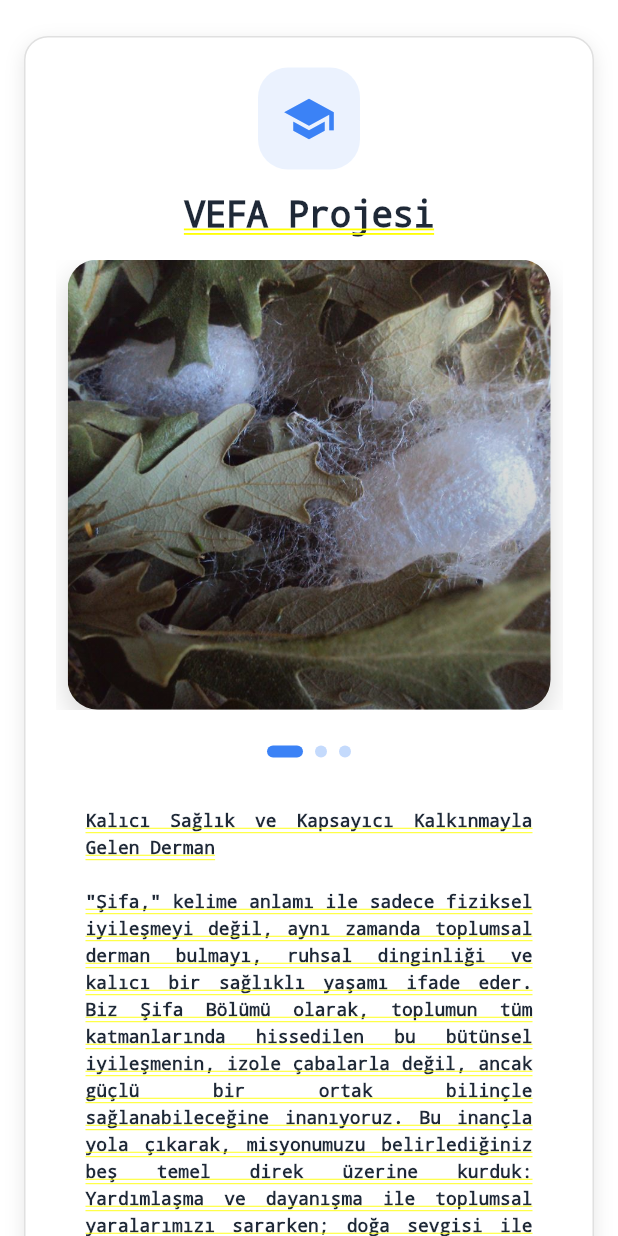
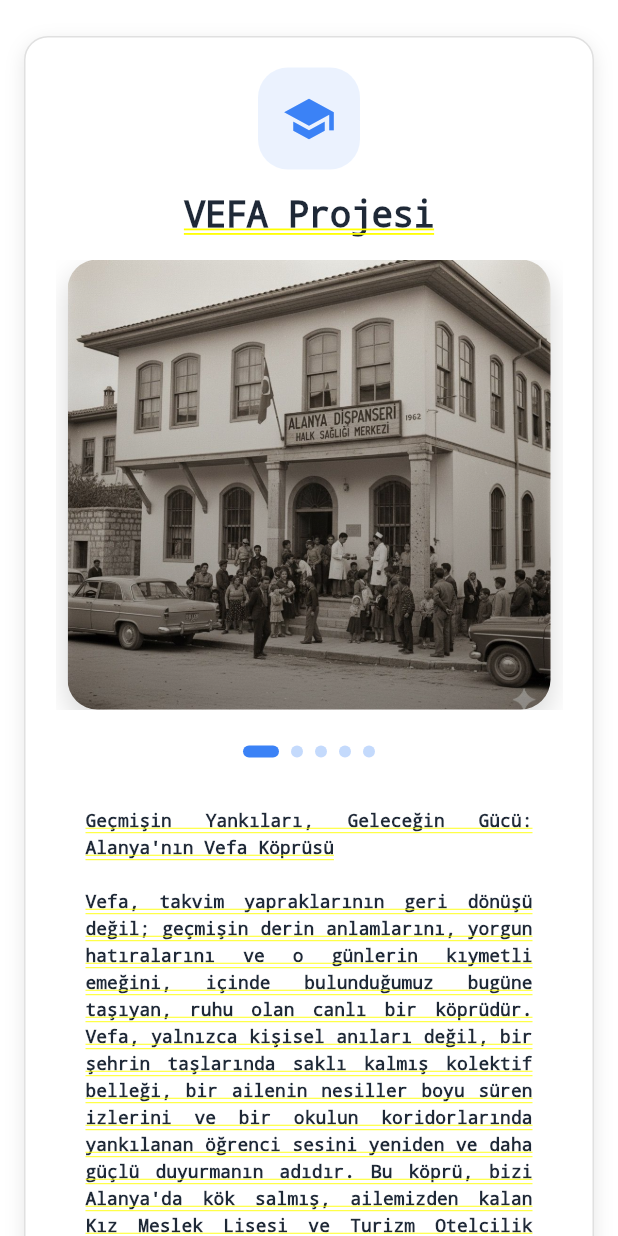
Before and after one commit to yusufftncy/seboagence, a Flutter app: the _VefaDetailContent screen opened directly, on a phone screen of 412 x 824 dp. Run offline on Flutter 3.47's test engine with Material 3 defaults, Android fonts, the phone set to English and light mode, and no system bars; our stand-ins replace flutter_riverpod, google_fonts.

Commit message:
VEFA sayfasÄ± gÃ¼ncellemeleri: slider fotoÄŸraflarÄ± eklendi, Dr. Ali NazÄ±m KÃ¶seoÄŸlu fotoÄŸrafÄ± ve iÃ§erikler gÃ¼ncellendi

```diff
--- a/lib/presentation/pages/vefa_detail_page.dart
+++ b/lib/presentation/pages/vefa_detail_page.dart
@@ -72,7 +72,7 @@ class _VefaDetailContent extends StatelessWidget {
                         child: ClipRRect(
                           borderRadius: BorderRadius.circular(20),
                           child: Image.asset(
-                            'assets/images/sifa2.jpg',
+                            'assets/images/vefa4.jpg',
                             fit: BoxFit.contain,
                           ),
                         ),
@@ -178,7 +178,7 @@ class _HeroSection extends StatelessWidget {
                       : 160.0,
                 ),
                 child: Text(
-                  'Kalıcı Sağlık ve Kapsayıcı Kalkınmayla Gelen Derman\n\n"Şifa," kelime anlamı ile sadece fiziksel iyileşmeyi değil, aynı zamanda toplumsal derman bulmayı, ruhsal dinginliği ve kalıcı bir sağlıklı yaşamı ifade eder. Biz Şifa Bölümü olarak, toplumun tüm katmanlarında hissedilen bu bütünsel iyileşmenin, izole çabalarla değil, ancak güçlü bir ortak bilinçle sağlanabileceğine inanıyoruz. Bu inançla yola çıkarak, misyonumuzu belirlediğiniz beş temel direk üzerine kurduk: Yardımlaşma ve dayanışma ile toplumsal yaralarımızı sararken; doğa sevgisi ile yaşam kaynağımızı koruyor; kadın gücünü merkeze alarak toplumsal dönüşümü hızlandırıyor ve tüm bu unsurların birleşimiyle kapsayıcı ve sürdürülebilir kalkınmayı hedefliyoruz. Amacımız, sadece anlık çözümler sunmak değil, gelecek nesillere onurlu, sağlıklı ve derman bulmuş bir yaşam vaat eden, köklü bir etki yaratmaktır.',
+                  'Geçmişin Yankıları, Geleceğin Gücü: Alanya\'nın Vefa Köprüsü\n\nVefa, takvim yapraklarının geri dönüşü değil; geçmişin derin anlamlarını, yorgun hatıralarını ve o günlerin kıymetli emeğini, içinde bulunduğumuz bugüne taşıyan, ruhu olan canlı bir köprüdür. Vefa, yalnızca kişisel anıları değil, bir şehrin taşlarında saklı kalmış kolektif belleği, bir ailenin nesiller boyu süren izlerini ve bir okulun koridorlarında yankılanan öğrenci sesini yeniden ve daha güçlü duyurmanın adıdır. Bu köprü, bizi Alanya\'da kök salmış, ailemizden kalan Kız Meslek Lisesi ve Turizm Otelcilik Okulu\'nda yetişen gençlerin sadece bir meslek edinme değil, aynı zamanda bir karakter inşa etme serüvenlerine odaklanmaya davet ediyor. Bu hikâyeler, vefanın sadece hatıralara değil, aynı zamanda geleceğe duyulan güçlü inanca işaret ettiğini kanıtlar niteliktedir.',
                   style: TextStyle(
                     color: const Color(0xFF1F2937),
                     fontSize: isMobile
@@ -224,7 +224,7 @@ class _HeroSection extends StatelessWidget {
                   ],
                 ),
                 child: Text(
-                  '"Her ilmekte umut, her lifte yeniden doğuş."',
+                  '"Geçmişin yankıları, geleceğin gücü olur."',
                   style: TextStyle(
                     color: const Color(0xFF1F2937),
                     fontSize: isMobile
@@ -280,7 +280,7 @@ class _HeroSection extends StatelessWidget {
                       : 160.0,
                 ),
                 child: Text(
-                  'Kadim Bir Mirasın İyileştiren Dokunuşu\n\nHatay\'ın zengin kültürel mirasının bir parçası olan ipek böcekçiliği, nesilden nesile aktarılan kadim bir sanattır. Özellikle Barış İpeği, ipek böceklerinin kozalarını terk ettikten sonra toplanan ve bu sayede canlı yaşam döngüsüne saygı duyan eşsiz bir üretim modelini temsil eder. Bu ipek, sadece bir kumaş malzemesi değil, aynı zamanda bölgenin direncini, sabrını ve doğayla uyum içinde yaşama felsefesini simgeler. Deprem felaketinin ardından bu geleneği yaşatma çabası, kültürel mirasın sadece binalardan ibaret olmadığını, aynı zamanda insan emeğinde ve hikâyelerde saklı olduğunu bir kez daha gözler önüne sermektedir.',
+                  '🧵 Üretmek: Bir Meslekten Öte, Bir Karakter Manifestosu\n\nOkullarımızda "üretmek" kavramı, dar anlamıyla bir beceri öğrenme eyleminin çok ötesinde, felsefi bir derinlik taşır. O, dürüstlüğü, meslek ahlakını, disiplini, sorumluluğu ve özgüveni ilmek ilmek dokuyan, adeta bir karakter manifestosudur. Gençlerimiz, özellikle de genç kadınlarımız, burada sadece mutfak, otelcilik veya el sanatları gibi meslekleri öğrenmezler; onlar, kendi emekleriyle, alın terleriyle hayata tutunmanın onurunu ve kimseye bağlı kalmamanın gücünü keşfederler. Bu üretim kültürü, onlara sadece ekonomik bağımsızlık kazandırmakla kalmaz, aynı zamanda zorluklar karşısında yılmama, çözüm odaklı olma ve çevreleri için de değer yaratma yetisi kazandırır.',
                   style: TextStyle(
                     color: const Color(0xFF1F2937),
                     fontSize: isMobile
@@ -347,7 +347,7 @@ class _HeroSection extends StatelessWidget {
 
                     // Başlık
                     Text(
-                      'El Birliğiyle Gelen Derman: Yardımlaşma ve Dayanışma',
+                      '🧭 Bir Kentin Nazımı: Dedemizin Mirası ve Süreklilik Anlayışı',
                       style: TextStyle(
                         color: const Color(0xFF1F2937),
                         fontSize: isMobile
@@ -365,7 +365,7 @@ class _HeroSection extends StatelessWidget {
 
                     // Metin içeriği
                     Text(
-                      'Toplumsal Şifa, ancak birbirimize omuz verdiğimizde mümkündür. Bir toplumun yaralarını sarması, zorluklar karşısında kurduğu güçlü dayanışma köprüleriyle başlar. Biz, bu bölümde gönüllülük ruhunu ve karşılıksız desteği en önde tutuyoruz. İhtiyaç sahiplerine uzanan her el, toplumsal bağlarımızı güçlendiren ve yaralarımızı saran birer derman kaynağıdır. Birlikte hareket etme bilinciyle, toplumsal iyileşme sürecimizi hızlandırıyoruz.',
+                      'Dr. Ali Nazım Köseoğlu (1911-1997), Alanya\'da doğmuş, İstanbul Tıp Fakültesi mezunu ve Marmara Hastanesi\'nin kurucusu olan önemli bir şahsiyettir. Doğduğu şehir Alanya\'ya duyduğu büyük sevgi ile Alantur Otel\'in kurulması, Alanyaspor\'un kurucuları arasında yer alması ve eğitim alanındaki katkıları ile şehrin modernleşmesinde kilit rol oynamıştır.',
                       style: TextStyle(
                         color: const Color(0xFF1F2937),
                         fontSize: isMobile
@@ -434,7 +434,7 @@ class _HeroSection extends StatelessWidget {
 
                     // Başlık
                     Text(
-                      'Doğanın İyileştirici Gücü: Ekolojik Şifa',
+                      '📜 Sayfalarımızda Yaşayacak Olanlar: Belleğin Kayıtları',
                       style: TextStyle(
                         color: const Color(0xFF1F2937),
                         fontSize: isMobile
@@ -452,7 +452,7 @@ class _HeroSection extends StatelessWidget {
 
                     // Metin içeriği
                     Text(
-                      'Kalıcı sağlık ve derman, temiz ve dengeli bir çevrede mümkündür. Doğanın mucizevi ve iyileştirici gücünün farkındayız. Bu nedenle, çevreye duyarlı, sürdürülebilir yaklaşımları benimseyerek doğal kaynaklarımızı koruyoruz. Doğa ile uyum içinde yaşamak, hem bedenimize hem de ruhumuza Şifa veren en temel kaynaktır. Ekolojik dengeyi gözeterek, gelecek nesillere daha sağlıklı bir çevre mirası bırakmayı hedefliyoruz.',
+                      'Bu sarsılmaz vefa duygusu ve sorumlulukla oluşturduğumuz bu özel bölüm, bir dijital bellek alanı, bir hatıra sandığı olarak tasarlanmıştır. Amacımız, sadece bilgi vermek değil, aynı zamanda ruhu hissettirmektir. Bu sayfalarda şunlar yer alacak ve sürekli güncel tutulacaktır:\n\n• "Bir Kentin Nazımı" Özel Alanı: Dedemiz Ali Nazım Köseoğlu\'nun hayatına, topluma katkılarına, bilinmeyen yönlerine ve Alanya\'daki silinmez izlerine adanmış detaylı bir kronoloji.\n\n• Zaman Tünelinden Kareler: Okulun kuruluş aşamasından bugüne uzanan sürecin görsel ve yazılı kayıtları.\n\n• Vefa ve Başarı Hikâyeleri: Okuldan mezun olan öğrencilerin ve öğretmenlerin yürek ısıtan hikâyeleri.\n\n• Alanya\'nın Kültürel Notları ve Bağlantılar: Kentin tarihi, mimarisi, yöresel lezzetleri ve gelenekleri.',
                       style: TextStyle(
                         color: const Color(0xFF1F2937),
                         fontSize: isMobile
@@ -521,7 +521,7 @@ class _HeroSection extends StatelessWidget {
 
                     // Başlık
                     Text(
-                      '♀ Güçlü Yarınlar: Kadın Gücüyle Şekillenen Toplum',
+                      '💪 Metanetle Çalışan Genç Kadınlar: Toplumun Temeli',
                       style: TextStyle(
                         color: const Color(0xFF1F2937),
                         fontSize: isMobile
@@ -539,7 +539,7 @@ class _HeroSection extends StatelessWidget {
 
                     // Metin içeriği
                     Text(
-                      'Toplumsal yapımızın iyileşme ve kalkınma süreci, kadınların güçlenmesiyle başlar. Kadın emeği ve vizyonu, topluma en hızlı ve en kalıcı dermanı getiren güçtür. Kadınlarımızın potansiyelini ortaya çıkarıyor, mesleki gelişimlerini destekliyor ve ekonomik hayata tam katılımlarını teşvik ediyoruz. Kadınların liderliği, toplumsal Şifa ve dönüşümün en önemli katalizörüdür.',
+                      'Metanetle çalışan, üreten, topluma somut fayda sağlayan bu genç kadınlar, bir toplumun geleceğe uzanan en güçlü, en sarsılmaz temelleridir. Onların atölyelerde, mutfaklarda ya da servis alanlarında döktükleri her damla ter, toplumsal dönüşümün ve ilerlemenin de itici gücü olur. Üretimin sadece bir ekonomik faaliyet değil, aynı zamanda ahlaki ve toplumsal bir görev olduğu inancıyla yetişirler. Bu miras, vefanın sadece geçmişe değil, aynı zamanda parlak bir geleceğe de duyulan sorumluluk duygusu olduğunu gösteren en güçlü kanıttır.',
                       style: TextStyle(
                         color: const Color(0xFF1F2937),
                         fontSize: isMobile
@@ -608,7 +608,7 @@ class _HeroSection extends StatelessWidget {
 
                     // Başlık
                     Text(
-                      'Bütünsel Kalkınma: Kalıcı Dermanın Teminatı',
+                      '🎓 Eğitimin Kaldıraç Gücü: Ali Nazım Köseoğlu\'nun Vizyonu',
                       style: TextStyle(
                         color: const Color(0xFF1F2937),
                         fontSize: isMobile
@@ -626,7 +626,7 @@ class _HeroSection extends StatelessWidget {
 
                     // Metin içeriği
                     Text(
-                      'Bizim için kalkınma; sadece ekonomik büyüme değil, aynı zamanda eğitim, sağlık ve fırsat eşitliği ile sağlanan bütünsel bir iyileşme sürecidir. Sürdürülebilir Kalkınma, bireylerin geleceğe güvenle baktığı, kalıcı Şifa bulduğu bir yaşamın teminatıdır. Bu amaçla, adil, kapsayıcı ve kalıcı çözümler üreterek toplumsal refahı artırmayı ve her bireyin onurlu bir yaşam sürmesini sağlamayı hedefliyoruz.',
+                      'Dr. Ali Nazım Köseoğlu, eğitimin toplumun kaderini değiştiren temel kaldıraç olduğuna inandı. Ali Nazım Köseoğlu Ortaokulu, Hacet Okulu ve Meziyet Köseoğlu Mesleki Eğitim Merkezi gibi kurumları şehre kazandırmıştır. Biz, bugün aynı anlayışla o mirası koruyarak, çağın gereklerine uygun olarak geliştiriyoruz. Amacımız, onun "Nazım" ruhunu, yani nezaketi, ahlakı, çalışkanlığı ve memleket sevgisini her öğrencinin kalbine nakşetmektir.',
                       style: TextStyle(
                         color: const Color(0xFF1F2937),
                         fontSize: isMobile
@@ -659,7 +659,7 @@ class _HeroSection extends StatelessWidget {
                   crossAxisAlignment: CrossAxisAlignment.start,
                   children: [
                     Text(
-                      '💖 İyileşme Yolculuğumuza Katılın',
+                      '🌟 Vefa Yolculuğumuza Katılın',
                       style: TextStyle(
                         color: const Color(0xFF1F2937),
                         fontSize: isMobile
@@ -675,7 +675,7 @@ class _HeroSection extends StatelessWidget {
                       height: isMobile ? Branding.spacingS : Branding.spacingL,
                     ),
                     Text(
-                      'Bu büyük Şifa yolculuğunda sizin de katkılarınızla ilerlemek istiyoruz. Sizin desteğiniz, dayanışma ruhumuzu büyütecek, doğamızı koruyacak ve kalkınma çabalarımızı daha fazla insana ulaştıracaktır. Birlikte, derman bulduğumuz, sağlıklı ve güçlü bir gelecek inşa edelim!',
+                      'Bu büyük vefa yolculuğunda sizin de katkılarınızla ilerlemek istiyoruz. Sizin desteğiniz, eğitim mirasımızı büyütecek, gençlerimizin hayallerini gerçekleştirmelerine yardımcı olacak ve Alanya\'nın kültürel belleğini daha güçlü hale getirecektir. Birlikte, geçmişin değerlerini geleceğe taşıyan, eğitimde mükemmelliği hedefleyen bir toplum inşa edelim!',
                       style: TextStyle(
                         color: const Color(0xFF1F2937),
                         fontSize: isMobile
@@ -724,7 +724,7 @@ class _HeroSection extends StatelessWidget {
                   child: ClipRRect(
                     borderRadius: BorderRadius.circular(16),
                     child: Image.asset(
-                      'assets/images/sifa2.jpg',
+                      'assets/images/vefa4.jpg',
                       fit: BoxFit.cover,
                       errorBuilder: (context, error, stackTrace) {
                         return Container(
@@ -762,7 +762,7 @@ class _HeroSection extends StatelessWidget {
 
               // Alt başlık
               Text(
-                'Toplumsal İyileşme ve Sürdürülebilir Kalkınma',
+                'Eğitim ve Gelişim Platformu',
                 style: TextStyle(
                   color: const Color(0xFF6B7280),
                   fontSize: isMobile
@@ -793,7 +793,7 @@ class _HeroSection extends StatelessWidget {
                   ),
                 ),
                 child: const Text(
-                  'Konut Projesi',
+                  'Eğitim Projesi',
                   style: TextStyle(
                     color: Color(0xFF3B82F6),
                     fontSize: 14,
@@ -827,7 +827,7 @@ class _HeroSection extends StatelessWidget {
             crossAxisAlignment: CrossAxisAlignment.start,
             children: [
               Text(
-                'Barış İpeği Projesi',
+                'Ali Nazım Köseoğlu Eğitim Vakfı',
                 style: TextStyle(
                   color: const Color(0xFF1F2937),
                   fontSize: 20,
@@ -837,7 +837,7 @@ class _HeroSection extends StatelessWidget {
               ),
               const SizedBox(height: 12),
               Text(
-                'Hatay\'da üretilen barış ipeği ile sosyal sorumluluk projeleri gerçekleştiriyor, toplumsal dayanışmayı güçlendiriyoruz.',
+                'Dr. Ali Nazım Köseoğlu\'nun eğitim mirasını yaşatan vakfımız, Alanya\'daki Kız Meslek Lisesi ve Turizm Otelcilik Okulu\'nda eğitim gören gençlerin mesleki gelişimlerini destekliyoruz.',
                 style: TextStyle(
                   color: const Color(0xFF6B7280),
                   fontSize: 14,
@@ -864,7 +864,7 @@ class _HeroSection extends StatelessWidget {
               bottomRight: Radius.circular(16),
             ),
             child: Image.asset(
-              'assets/images/sifa1.jpg',
+              'assets/images/alinazimkoseogli.jpg',
               fit: BoxFit.cover,
               errorBuilder: (context, error, stackTrace) {
                 return Container(
@@ -901,13 +901,14 @@ class _HeroSection extends StatelessWidget {
 
   // Su Kuyusu Bölümü - Tablet
   Widget _buildTabletSuKuyusuSection() {
-    return Row(
+    return IntrinsicHeight(
+      child: Row(
         children: [
           // Sol bölüm - Mavi panel
           Expanded(
             flex: 1,
             child: Container(
-            height: 300,
+              constraints: const BoxConstraints(minHeight: 300),
               padding: const EdgeInsets.all(32),
               decoration: const BoxDecoration(
                 color: Color(0xFFEFF6FF), // Açık mavi
@@ -921,7 +922,7 @@ class _HeroSection extends StatelessWidget {
                 mainAxisAlignment: MainAxisAlignment.center,
                 children: [
                   Text(
-                  'Barış İpeği Projesi',
+                    'Ali Nazım Köseoğlu Eğitim Vakfı',
                     style: TextStyle(
                       color: const Color(0xFF1F2937),
                       fontSize: 24,
@@ -929,14 +930,17 @@ class _HeroSection extends StatelessWidget {
                       letterSpacing: -0.5,
                     ),
                   ),
-                const SizedBox(height: 16),
-                Text(
-                  'Hatay\'da üretilen barış ipeği ile sosyal sorumluluk projeleri gerçekleştiriyor, toplumsal dayanışmayı güçlendiriyoruz.',
+                  const SizedBox(height: 12),
+                  Flexible(
+                    child: Text(
+                      'Dr. Ali Nazım Köseoğlu\'nun eğitim mirasını yaşatan vakfımız, Alanya\'daki Kız Meslek Lisesi ve Turizm Otelcilik Okulu\'nda eğitim gören gençlerin mesleki gelişimlerini destekliyoruz.',
                       style: TextStyle(
                         color: const Color(0xFF6B7280),
-                    fontSize: 16,
+                        fontSize: 15,
                         fontWeight: FontWeight.w400,
-                    height: 1.4,
+                        height: 1.3,
+                      ),
+                      overflow: TextOverflow.visible,
                     ),
                   ),
                 ],
@@ -947,7 +951,7 @@ class _HeroSection extends StatelessWidget {
           Expanded(
             flex: 1,
             child: Container(
-            height: 300,
+              constraints: const BoxConstraints(minHeight: 300),
               decoration: const BoxDecoration(
                 borderRadius: BorderRadius.only(
                   topRight: Radius.circular(16),
@@ -960,7 +964,7 @@ class _HeroSection extends StatelessWidget {
                   bottomRight: Radius.circular(16),
                 ),
                 child: Image.asset(
-                'assets/images/sifa1.jpg',
+                  'assets/images/alinazimkoseogli.jpg',
                   fit: BoxFit.cover,
                   errorBuilder: (context, error, stackTrace) {
                     return Container(
@@ -993,6 +997,7 @@ class _HeroSection extends StatelessWidget {
             ),
           ),
         ],
+      ),
     );
   }
 
@@ -1018,7 +1023,7 @@ class _HeroSection extends StatelessWidget {
               mainAxisAlignment: MainAxisAlignment.center,
               children: [
                 Text(
-                  'Barış İpeği Projesi',
+                  'Ali Nazım Köseoğlu Eğitim Vakfı',
                   style: TextStyle(
                     color: const Color(0xFF1F2937),
                     fontSize: 28,
@@ -1028,7 +1033,7 @@ class _HeroSection extends StatelessWidget {
                 ),
                 const SizedBox(height: 20),
                 Text(
-                  'Hatay\'da üretilen barış ipeği ile sosyal sorumluluk projeleri gerçekleştiriyor, toplumsal dayanışmayı güçlendiriyoruz.',
+                  'Dr. Ali Nazım Köseoğlu\'nun eğitim mirasını yaşatan vakfımız, Alanya\'daki Kız Meslek Lisesi ve Turizm Otelcilik Okulu\'nda eğitim gören gençlerin mesleki gelişimlerini destekliyor, karakter eğitimlerini güçlendiriyoruz.',
                   style: TextStyle(
                     color: const Color(0xFF6B7280),
                     fontSize: 18,
@@ -1057,7 +1062,7 @@ class _HeroSection extends StatelessWidget {
                 bottomRight: Radius.circular(16),
               ),
               child: Image.asset(
-                'assets/images/sifa1.jpg',
+                'assets/images/alinazimkoseogli.jpg',
                 fit: BoxFit.cover,
                 errorBuilder: (context, error, stackTrace) {
                   return Container(
@@ -1111,18 +1116,28 @@ class _ProjectImageSliderState extends State<_ProjectImageSlider> {
   final List<Map<String, dynamic>> _projectImages = [
     {
       'title': 'VEFA Projesi',
-      'description': 'Toplumsal iyileşme çalışmaları',
-      'image': 'assets/images/sifaslider1.jpg', // VEFA slider görseli
+      'description': 'Eğitim ve Gelişim Platformu',
+      'image': 'assets/images/vefa1.jpg', // VEFA slider görseli
     },
     {
-      'title': 'Toplumsal Dayanışma',
-      'description': 'Birlikte iyileşme çalışmaları',
-      'image': 'assets/images/sifaslider2.jpg',
+      'title': 'Kız Meslek Lisesi',
+      'description': 'Mesleki Eğitim ve Karakter Gelişimi',
+      'image': 'assets/images/vefa2.jpg',
     },
     {
-      'title': 'Ekolojik Şifa',
-      'description': 'Doğa ile uyum içinde yaşam',
-      'image': 'assets/images/sifaslider3.jpg',
+      'title': 'Turizm Otelcilik Okulu',
+      'description': 'Hizmet Sektöründe Uzmanlık',
+      'image': 'assets/images/vefa3.jpg',
+    },
+    {
+      'title': 'Öğrenci Atölyeleri',
+      'description': 'Pratik Eğitim ve Uygulama',
+      'image': 'assets/images/vefa5.jpg',
+    },
+    {
+      'title': 'VEFA Kampusü',
+      'description': 'Eğitim ve Sosyal Yaşam Alanı',
+      'image': 'assets/images/vefa6.jpg',
     },
   ];
 
```
Also changed, not shown: assets/images/alinazimkoseogli.jpg (added), assets/images/vefa1.jpg (added), assets/images/vefa2.jpg (added), assets/images/vefa3.jpg (added), assets/images/vefa4.jpg (added), assets/images/vefa5.jpg (added), assets/images/vefa6.jpg (added). Lines whose indentation alone changed are shown as unchanged.
